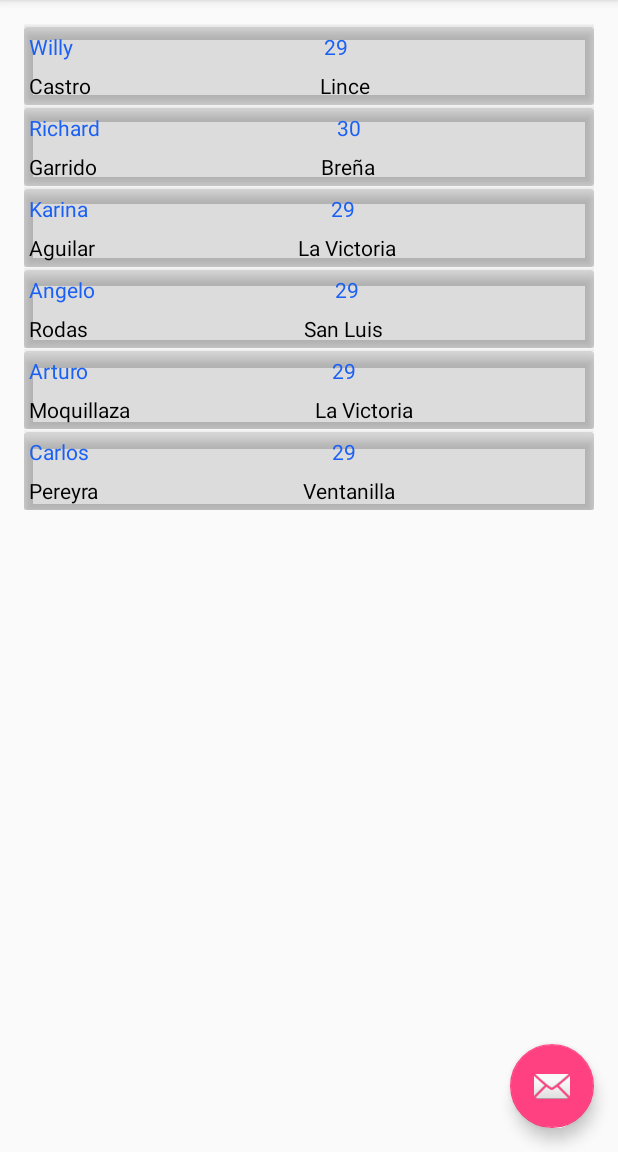
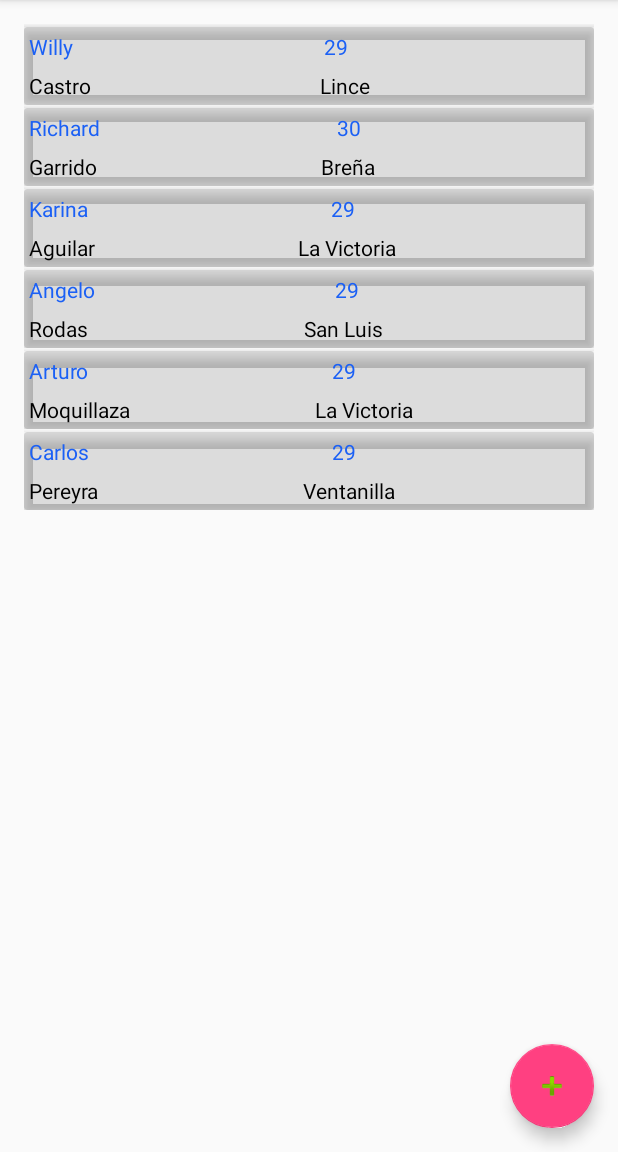
Before and after one commit to cequattro/obras, an Android app: the screen it shows after launch (MainActivity), on a phone screen of 412 x 824 dp, the part 84-1236 px from its top. Run offline under Robolectric (Android 15) with nearby library versions, the phone set to English and light mode, and no system bars.

Commit message:
icon add
icon add to new vip

```diff
--- a/Agenda/app/src/main/res/layout/activity_main.xml
+++ b/Agenda/app/src/main/res/layout/activity_main.xml
@@ -29,6 +29,6 @@
         android:layout_height="wrap_content"
         android:layout_gravity="bottom|end"
         android:layout_margin="@dimen/fab_margin"
-        android:src="@android:drawable/ic_dialog_email" />
+        android:src="@android:drawable/ic_input_add" />
 
 </android.support.design.widget.CoordinatorLayout>
```
